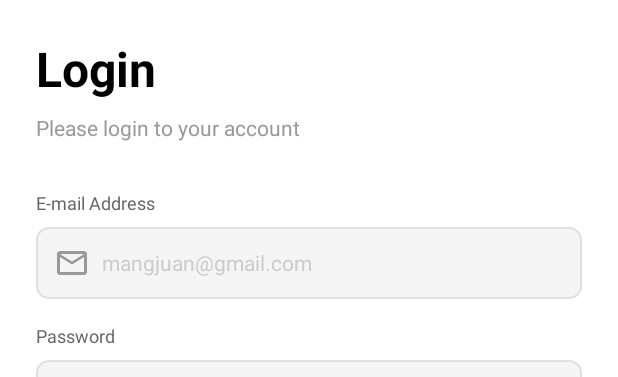
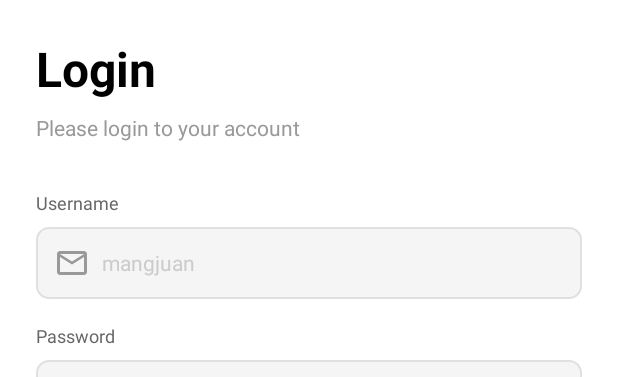
Before and after one commit to NigelHans/Kotlin_Acts, an Android app: the layout activity_main.xml on its own in the app's theme, with its tools: preview values and no code run, on a phone screen of 412 x 824 dp. Shown: the top 377 px of the screen. Run offline under Robolectric (Android 15) with nearby library versions, the phone set to English and light mode, and no system bars.

Commit message:
updated username

```diff
--- a/app/src/main/res/layout/activity_main.xml
+++ b/app/src/main/res/layout/activity_main.xml
@@ -42,10 +42,10 @@
             android:id="@+id/emailLabel"
             android:layout_width="wrap_content"
             android:layout_height="wrap_content"
-            android:text="E-mail Address"
-            android:textSize="12sp"
+            android:layout_marginBottom="8dp"
+            android:text="Username"
             android:textColor="#666666"
-            android:layout_marginBottom="8dp" />
+            android:textSize="12sp" />
 
         <!-- Email Input -->
         <FrameLayout
@@ -70,14 +70,14 @@
                 android:layout_marginStart="44dp"
                 android:layout_marginEnd="12dp"
                 android:background="@android:color/transparent"
-                android:hint="mangjuan@gmail.com"
+                android:gravity="center_vertical"
+                android:hint="mangjuan"
                 android:inputType="textEmailAddress"
-                android:textSize="14sp"
+                android:paddingStart="0dp"
+                android:paddingEnd="0dp"
+                android:textColor="#333333"
                 android:textColorHint="#CCCCCC"
-                android:textColor="#333333"
-                android:gravity="center_vertical"
-                android:paddingStart="0dp"
-                android:paddingEnd="0dp" />
+                android:textSize="14sp" />
 
         </FrameLayout>
 
```
